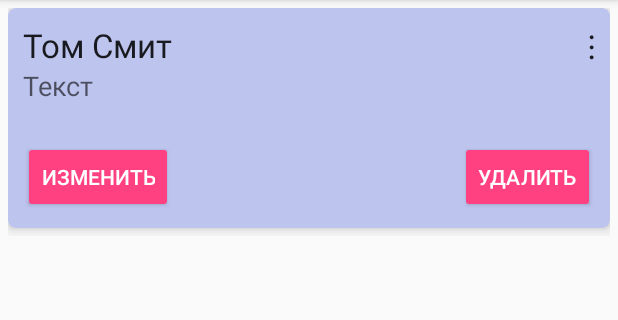
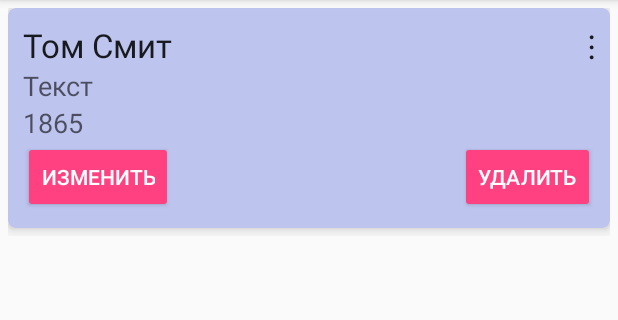
Before and after one commit to ultimatum424/NewTodoList, an Android app: the screen it shows after launch (MainActivity), after a tap on "Том Смит", on a phone screen of 412 x 824 dp, the part 84-404 px from its top. Run offline under Robolectric (Android 15) with nearby library versions, the phone set to English and light mode, and no system bars.

Commit message:
Finish DateFormat Convert

```diff
--- a/app/src/main/java/com/example/ultim/newtodolist/MainActivity.java
+++ b/app/src/main/java/com/example/ultim/newtodolist/MainActivity.java
@@ -74,7 +74,6 @@ public class MainActivity extends AppCompatActivity {
         DatabaseAdapter adapter = new DatabaseAdapter(this);
         adapter.open();
        //adapter.insert(new TodoTask(0, "Заголовок2", "Текса", "21 MAY 2016", 3, 0));
-        //adapter.delete(5);
         List<TodoTask> mTasks = adapter.getTodoTasks();
         adapter.close();
         mRecycleAdapter = new RecyclerAdapter(mTasks, this);
@@ -82,8 +81,4 @@ public class MainActivity extends AppCompatActivity {
 
     }
 
-    public void add(View view){
-      //  Intent intent = new Intent(this, UserActivity.class);
-        //startActivity(intent);
-    }
 }
--- a/app/src/main/java/com/example/ultim/newtodolist/RecyclerAdapter.java
+++ b/app/src/main/java/com/example/ultim/newtodolist/RecyclerAdapter.java
@@ -1,6 +1,7 @@
 package com.example.ultim.newtodolist;
 
 import android.content.Context;
+import android.content.Intent;
 import android.support.v7.widget.CardView;
 import android.support.v7.widget.PopupMenu;
 import android.support.v7.widget.RecyclerView;
@@ -13,6 +14,8 @@ import android.widget.TextView;
 
 import com.example.ultim.newtodolist.DataBase.DatabaseAdapter;
 import com.example.ultim.newtodolist.DataBase.TodoTask;
+
+import org.w3c.dom.Text;
 
 import java.util.List;
 
@@ -34,6 +37,7 @@ public class RecyclerAdapter extends RecyclerView.Adapter{
     public static class ViewHolder1 extends RecyclerView.ViewHolder {
         TextView mTextText;
         TextView mTextTitle;
+        TextView mTextDate;
         TextView buttonViewOption;
         CardView cardView1;
 
@@ -41,6 +45,7 @@ public class RecyclerAdapter extends RecyclerView.Adapter{
             super(itemView);
             mTextText = (TextView) itemView.findViewById(R.id.info_text);
             mTextTitle = (TextView) itemView.findViewById(R.id.title_text);
+            mTextDate = (TextView) itemView.findViewById(R.id.date_text);
             buttonViewOption = (TextView) itemView.findViewById(R.id.textViewOptions);
             cardView1 = (CardView)itemView.findViewById(R.id.card_view);
         }
@@ -49,6 +54,7 @@ public class RecyclerAdapter extends RecyclerView.Adapter{
     public static class ViewHolder2 extends RecyclerView.ViewHolder {
         TextView mTextText;
         TextView mTextTitle;
+        TextView mTextDate;
         Button mEditBtn;
         Button mDeleteBtn;
         CardView cardView2;
@@ -57,6 +63,7 @@ public class RecyclerAdapter extends RecyclerView.Adapter{
             super(itemView);
             mTextText = (TextView) itemView.findViewById(R.id.info_text);
             mTextTitle = (TextView) itemView.findViewById(R.id.title_text);
+            mTextDate = (TextView) itemView.findViewById(R.id.date_text);
             mEditBtn = (Button) itemView.findViewById(R.id.button_edit);
             mDeleteBtn = (Button) itemView.findViewById(R.id.button_delete);
             cardView2 = (CardView) itemView.findViewById(R.id.card_view2);
@@ -92,6 +99,7 @@ public class RecyclerAdapter extends RecyclerView.Adapter{
             if (mSelectPosition != position) {
                 ((ViewHolder1) holder).mTextTitle.setText(object.getTitle());
                 ((ViewHolder1) holder).mTextText.setText(object.getText());
+                ((ViewHolder1) holder).mTextDate.setText(object.getDate());
                 ((ViewHolder1) holder).cardView1.setOnClickListener(new View.OnClickListener() {
                     @Override
                     public void onClick(View v) {
@@ -125,6 +133,7 @@ public class RecyclerAdapter extends RecyclerView.Adapter{
             else {
                 ((ViewHolder2) holder).mTextTitle.setText(object.getTitle());
                 ((ViewHolder2) holder).mTextText.setText(object.getText());
+                ((ViewHolder2) holder).mTextDate.setText(object.getDate());
                 ((ViewHolder2) holder).cardView2.setOnClickListener(new View.OnClickListener() {
                     @Override
                     public void onClick(View v) {
@@ -145,6 +154,16 @@ public class RecyclerAdapter extends RecyclerView.Adapter{
                         notifyDataSetChanged();
                     }
                 });
+                ((ViewHolder2) holder).mEditBtn.setOnClickListener(new View.OnClickListener() {
+                    @Override
+                    public void onClick(View v) {
+                        Intent myIntent = new Intent(mContext, EditActivity.class);
+                        myIntent.putExtra("id", object.getId());
+                       ///BUS EVENT NEED
+                        mContext.startActivity(myIntent);
+                        notifyItemChanged(position);
+                    }
+                });
 
             }
         }
```
Also changed, not shown: app/src/main/java/com/example/ultim/newtodolist/EditActivity.java (+5 -6 lines).
